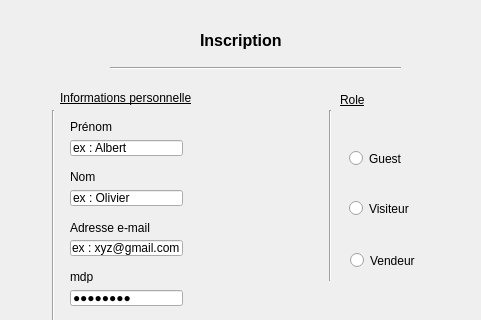
Qt form view/assets/acceuil.ui (TheoLefeuvre16/TP_GLPOO) before a commit; both pictures show x 0 to 481 and y 0 to 320 of the 481 by 468 pixel window.
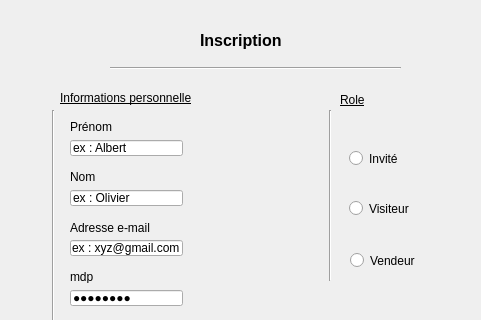
The same form after that commit.

Commit message: + translate guest + change unique constraint in guest

The edit to the form file:
```diff
--- a/view/assets/acceuil.ui
+++ b/view/assets/acceuil.ui
@@ -62,7 +62,7 @@
     </rect>
    </property>
    <property name="text">
-    <string>Guest</string>
+    <string>Invité</string>
    </property>
   </widget>
   <widget class="QRadioButton" name="vendeur_choice">
```
The commit also changes 4 other files.
